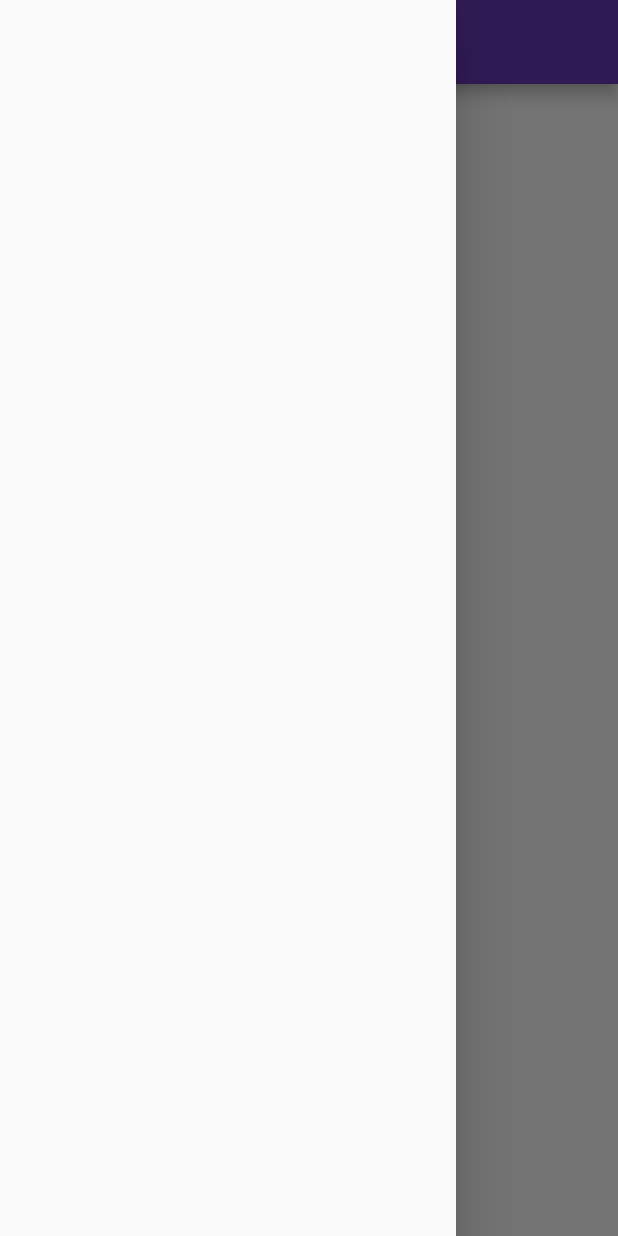
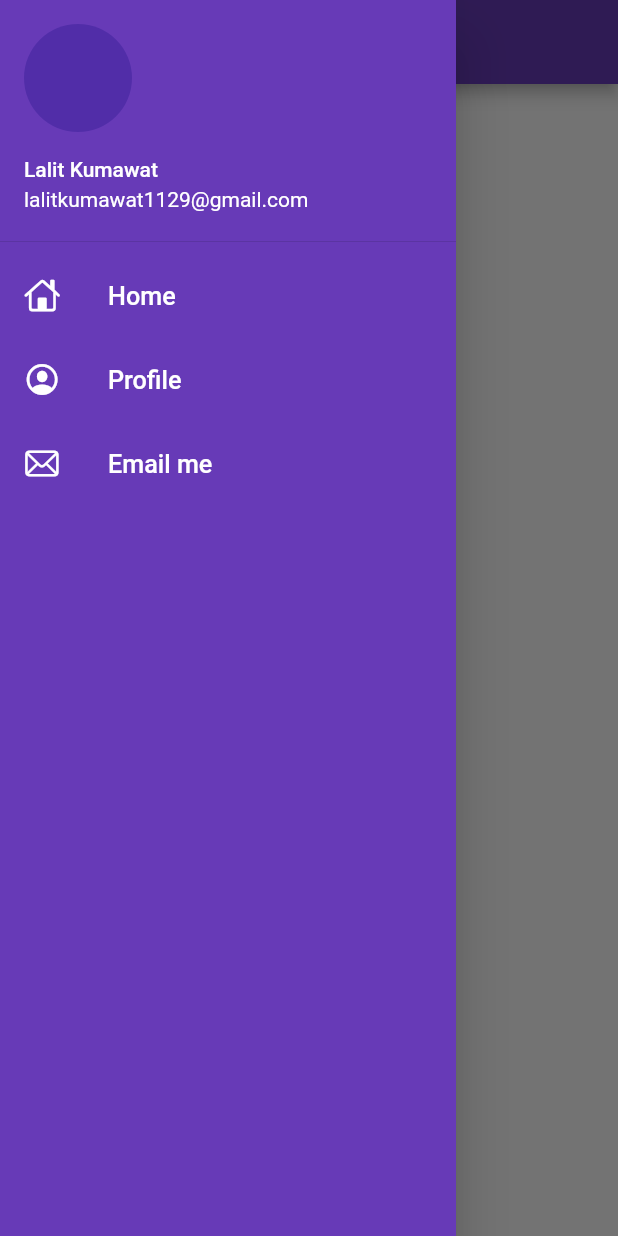
Before and after one commit to sajalAppdevs/Flutter_Pet_Adoption_App_ui, a Flutter app: the screen it shows after launch, with the side drawer open, on a phone screen of 412 x 824 dp. Run offline on Flutter 3.47's test engine with Material 2 defaults, Android fonts, the phone set to English and light mode, and no system bars; our stand-ins replace google_fonts.

Commit message:
Day 9 complete

```diff
--- a/lib/pages/home_page.dart
+++ b/lib/pages/home_page.dart
@@ -1,4 +1,5 @@
 import 'package:flutter/material.dart';
+import 'package:flutter_catalog/widgets/drawer.dart';
 
 class HomePage extends StatelessWidget {
   const HomePage({super.key});
@@ -14,7 +15,7 @@ class HomePage extends StatelessWidget {
             child: Text("Welcome"),
           ),
         ),
-        drawer: Drawer(),
+        drawer: MyDrawer(),
       );
   }
 }
--- a/lib/pages/login_page.dart
+++ b/lib/pages/login_page.dart
@@ -35,7 +35,7 @@ class _LoginPageState extends State<LoginPage> {
         child: SingleChildScrollView(
           child: Column(
             children: [
-              Image.asset("assets/images/login_image.png", fit: BoxFit.cover),
+              // Image.asset("assets/images/login_image.png", fit: BoxFit.cover),
               SizedBox(
                 height: 20.0,
               ),
--- /dev/null
+++ b/lib/widgets/drawer.dart
@@ -0,0 +1,64 @@
+import 'package:flutter/cupertino.dart';
+import 'package:flutter/material.dart';
+
+class MyDrawer extends StatelessWidget {
+  const MyDrawer({super.key});
+
+  @override
+  Widget build(BuildContext context) {
+    final imageUrl = "https://twitter.com/lalitkumawat1m/photo";
+    return Drawer(
+      child: Container(
+        color: Colors.deepPurple,
+        child: ListView(
+          padding: EdgeInsets.zero,
+          children: [
+            DrawerHeader(
+                padding: EdgeInsets.zero,
+                child: UserAccountsDrawerHeader(
+                  margin: EdgeInsets.zero,
+                  accountName: Text("Lalit Kumawat"),
+                  accountEmail: Text("lalitkumawat1129@gmail.com"),
+                  currentAccountPicture: CircleAvatar(
+                      // backgroundImage: NetworkImage(imageUrl),
+                      ),
+                )),
+            ListTile(
+              leading: Icon(
+                CupertinoIcons.home,
+                color: Colors.white,
+              ),
+              title: Text(
+                "Home",
+                textScaleFactor: 1.2,
+                style: TextStyle(color: Colors.white),
+              ),
+            ),
+            ListTile(
+              leading: Icon(
+                CupertinoIcons.profile_circled,
+                color: Colors.white,
+              ),
+              title: Text(
+                "Profile",
+                textScaleFactor: 1.2,
+                style: TextStyle(color: Colors.white),
+              ),
+            ),
+            ListTile(
+              leading: Icon(
+                CupertinoIcons.mail,
+                color: Colors.white,
+              ),
+              title: Text(
+                "Email me",
+                textScaleFactor: 1.2,
+                style: TextStyle(color: Colors.white),
+              ),
+            )
+          ],
+        ),
+      ),
+    );
+  }
+}
```
